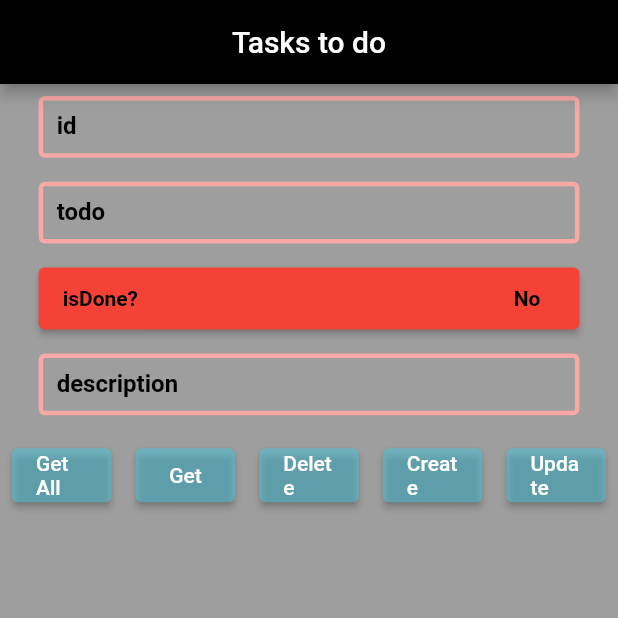
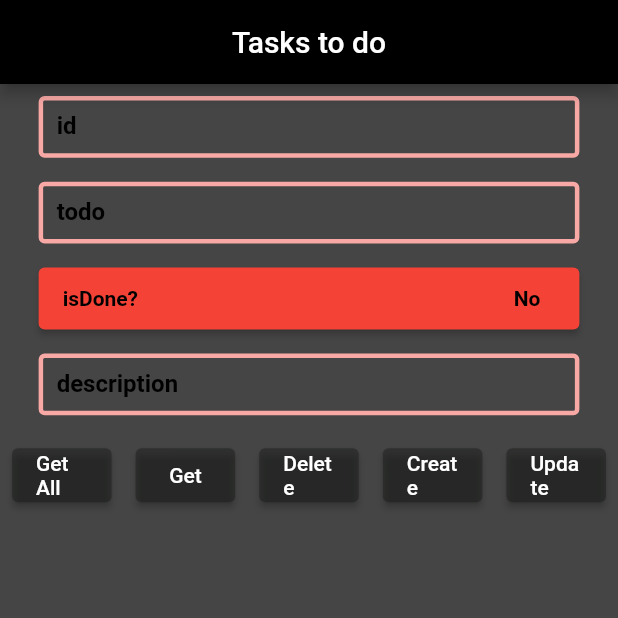
Before and after one commit to fuzzzer/http_package_trial_app, a Flutter app: the screen it shows after launch, on a phone screen of 412 x 824 dp, the top half of it. Run offline on Flutter 3.47's test engine with Material 2 defaults, Android fonts, the phone set to English and light mode, and no system bars.

Commit message:
updated ui

```diff
--- a/lib/ui/screens/homepage.dart
+++ b/lib/ui/screens/homepage.dart
@@ -22,7 +22,7 @@ class HomePage extends StatelessWidget {
       width: MediaQuery.of(context).size.width,
       height: MediaQuery.of(context).size.height,
       child: Scaffold(
-        backgroundColor: Colors.grey,
+        backgroundColor: Color.fromARGB(255, 70, 69, 69),
         appBar: AppBar(
           backgroundColor: Colors.black,
           title: Center(child: Text(title)),
--- a/lib/ui/screens/see_task.dart
+++ b/lib/ui/screens/see_task.dart
@@ -16,6 +16,7 @@ class SeeTask extends StatelessWidget {
 
             // cmd != "Get All"
             //     ?
+
             FutureBuilder<Task>(
       future: serverCmd,
       builder: (context, snapshot) {
--- a/lib/ui/widgets/get_data_button.dart
+++ b/lib/ui/widgets/get_data_button.dart
@@ -22,7 +22,7 @@ class CommandButton extends StatelessWidget {
       padding: const EdgeInsets.all(8.0),
       child: ElevatedButton(
           style: ElevatedButton.styleFrom(
-              primary: Color.fromARGB(117, 69, 210, 235)),
+              primary: Color.fromARGB(117, 22, 26, 23)),
           child: Text(cmd),
           onPressed: () {
             inputTextManagement
```
